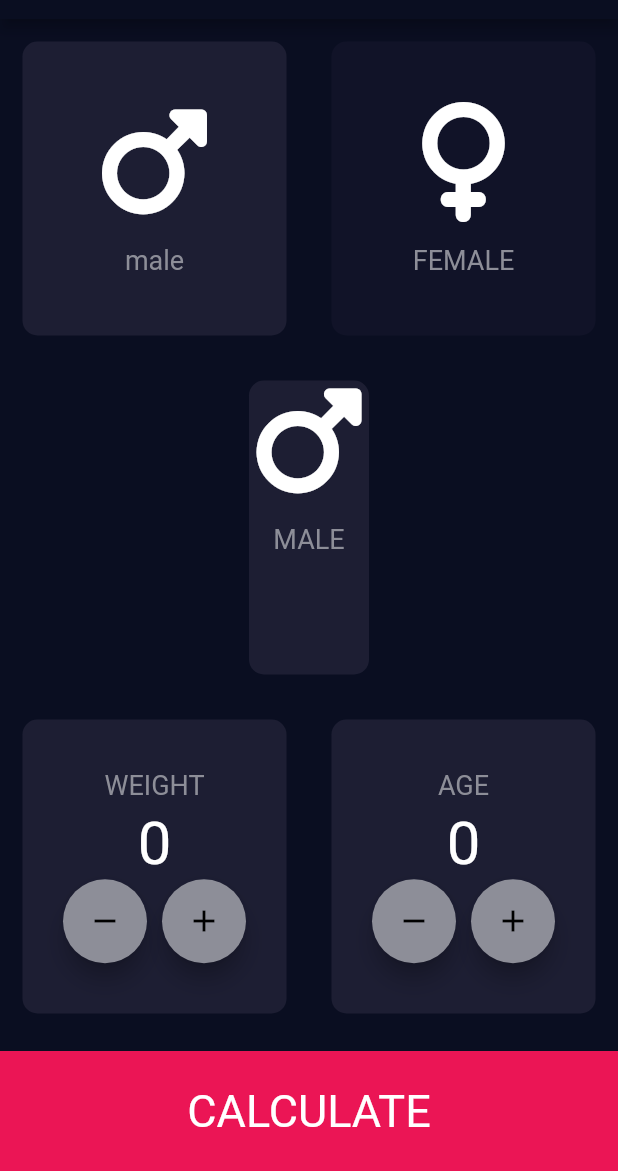
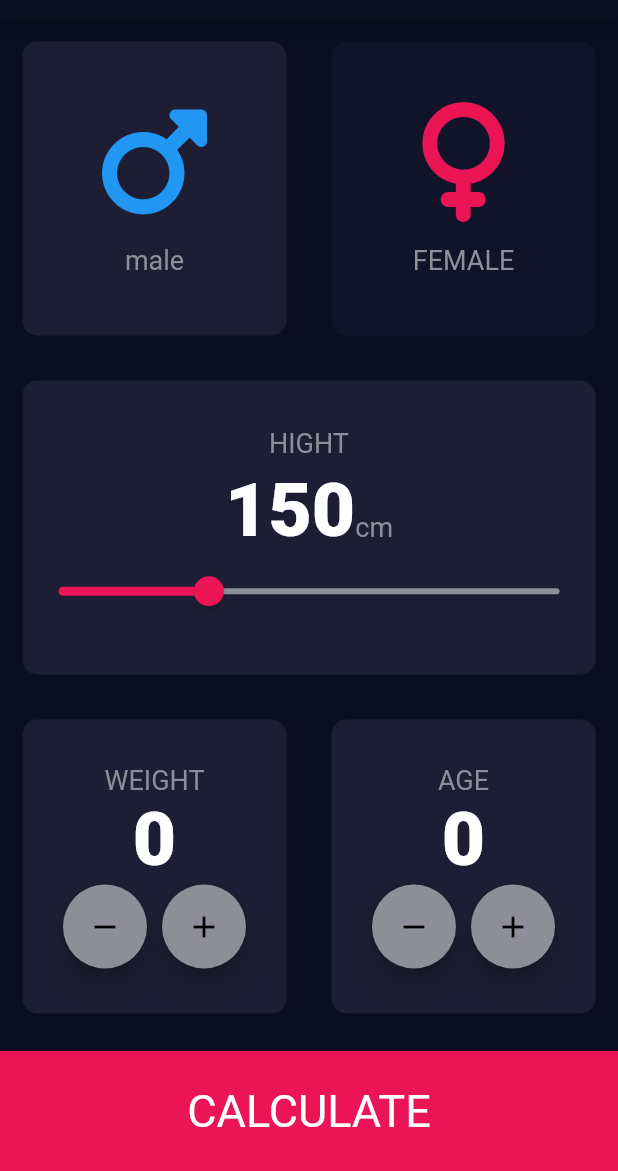
Before and after one commit to Ahmed-T-A/bmi_calculator_Flutter, a Flutter app: the screen it shows after launch, after a tap on "male", on a phone screen of 412 x 824 dp, the part 65-1236 px from its top. Run offline on Flutter 3.47's test engine with Material 2 defaults, Android fonts, the phone set to English and light mode, and no system bars; our stand-ins replace font_awesome_flutter.

```diff
--- /dev/null
+++ b/lib/constatnts.dart
@@ -0,0 +1,16 @@
+import 'package:flutter/material.dart';
+
+const kBottomContainerHight = 80.0;
+const kBottomContainerColor = Color(0xFFEB1555);
+const kActiveCardColour = Color(0xFF1D1E33);
+const kInactiveCsrdColour = Color(0xFF111328);
+const kContainerLableColor = Color(0xFF8D8E98);
+const kIconSize = 80.0;
+const kLableTextStyle = TextStyle(
+  fontSize: 18,
+  color: Color(0xFF8D8E98),
+);
+const kNumberTextStyle = TextStyle(
+  fontSize: 50.0,
+  fontWeight: FontWeight.w900,
+);
--- a/lib/icon_content.dart
+++ b/lib/icon_content.dart
@@ -1,13 +1,14 @@
 import 'package:flutter/material.dart';
-
-const containerLableColor = Color(0xFF8D8E98);
-const lableTextStyle = TextStyle(fontSize: 18, color: containerLableColor);
-const iconSize = 80.0;
+import 'constatnts.dart';
 
 class IconContent extends StatelessWidget {
   final String gender;
   final IconData genderSign;
-  IconContent({required this.gender, required this.genderSign});
+  final Color iconColor;
+  IconContent(
+      {required this.gender,
+      required this.genderSign,
+      required this.iconColor});
 
   @override
   Widget build(BuildContext context) {
@@ -16,10 +17,11 @@ class IconContent extends StatelessWidget {
       children: [
         Icon(
           genderSign,
-          size: iconSize,
+          size: kIconSize,
+          color: iconColor,
         ),
         SizedBox(height: 15),
-        Text(gender, style: lableTextStyle),
+        Text(gender, style: kLableTextStyle),
       ],
     );
   }
--- a/lib/input_page.dart
+++ b/lib/input_page.dart
@@ -2,12 +2,12 @@ import 'package:flutter/material.dart';
 import 'package:font_awesome_flutter/font_awesome_flutter.dart';
 import 'reusable_card.dart';
 import 'icon_content.dart';
+import 'constatnts.dart';
 
-const bottomContainerHight = 80.0;
-const bottomContainerColor = Color(0xFFEB1555);
-const activeCardColour = Color(0xFF1D1E33);
-const inactiveCsrdColour = Color(0xFF111328);
-const containerLableColor = Color(0xFF8D8E98);
+enum GenderType {
+  male,
+  female,
+}
 
 class InputPage extends StatefulWidget {
   @override
@@ -17,27 +17,8 @@ class InputPage extends StatefulWidget {
 class _InputPageState extends State<InputPage> {
   int age = 0;
   int weight = 0;
-  Color maleCardColour = inactiveCsrdColour;
-  Color femaleCardColour = inactiveCsrdColour;
-
-  // 1 == male, 2 == female
-  void updateColour(int gender) {
-    if (gender == 1) {
-      if (maleCardColour == inactiveCsrdColour) {
-        maleCardColour = activeCardColour;
-        femaleCardColour = inactiveCsrdColour;
-      } else {
-        maleCardColour = inactiveCsrdColour;
-      }
-    } else {
-      if (femaleCardColour == inactiveCsrdColour) {
-        femaleCardColour = activeCardColour;
-        maleCardColour = inactiveCsrdColour;
-      } else {
-        femaleCardColour = inactiveCsrdColour;
-      }
-    }
-  }
+  int hight = 150;
+  GenderType? selectedGender;
 
   @override
   Widget build(BuildContext context) {
@@ -48,38 +29,43 @@ class _InputPageState extends State<InputPage> {
         ),
       ),
       body: Column(
+        crossAxisAlignment: CrossAxisAlignment.stretch,
         children: [
           Expanded(
             child: Row(
               children: [
                 Expanded(
-                  child: GestureDetector(
-                    onTap: () {
+                  child: ReusableCard(
+                    onPress: () {
                       setState(() {
-                        updateColour(1);
+                        selectedGender = GenderType.male;
                       });
                     },
-                    child: ReusableCard(
-                      cardChild: IconContent(
-                          gender: "male", genderSign: FontAwesomeIcons.mars),
-                      colour: maleCardColour,
+                    cardChild: IconContent(
+                      gender: "male",
+                      genderSign: FontAwesomeIcons.mars,
+                      iconColor: Colors.blue,
                     ),
+                    colour: selectedGender == GenderType.male
+                        ? kActiveCardColour
+                        : kInactiveCsrdColour,
                   ),
                 ),
                 Expanded(
-                  child: GestureDetector(
-                    onTap: () {
+                  child: ReusableCard(
+                    onPress: () {
                       setState(() {
-                        updateColour(2);
+                        selectedGender = GenderType.female;
                       });
                     },
-                    child: ReusableCard(
-                      cardChild: IconContent(
-                        gender: "FEMALE",
-                        genderSign: FontAwesomeIcons.venus,
-                      ),
-                      colour: femaleCardColour,
+                    cardChild: IconContent(
+                      gender: "FEMALE",
+                      genderSign: FontAwesomeIcons.venus,
+                      iconColor: kBottomContainerColor,
                     ),
+                    colour: selectedGender == GenderType.female
+                        ? kActiveCardColour
+                        : kInactiveCsrdColour,
                   ),
                 ),
               ],
@@ -88,22 +74,45 @@ class _InputPageState extends State<InputPage> {
           Expanded(
             child: ReusableCard(
               cardChild: Column(
+                mainAxisAlignment: MainAxisAlignment.center,
                 children: [
-                  Icon(
-                    FontAwesomeIcons.mars,
-                    size: 80.0,
-                  ),
-                  SizedBox(height: 15),
                   Text(
-                    "MALE",
+                    'HIGHT',
                     style: TextStyle(
                       fontSize: 18,
-                      color: Color(0xFF8D8E98),
+                      color: kContainerLableColor,
                     ),
                   ),
+                  SizedBox(
+                    height: 5,
+                  ),
+                  Row(
+                    crossAxisAlignment: CrossAxisAlignment.baseline,
+                    mainAxisAlignment: MainAxisAlignment.center,
+                    textBaseline: TextBaseline.alphabetic,
+                    children: [
+                      Text(
+                        hight.toString(),
+                        style: kNumberTextStyle,
+                      ),
+                      const Text('cm', style: kLableTextStyle),
+                    ],
+                  ),
+                  Slider(
+                    value: hight.toDouble(),
+                    min: 120,
+                    max: 220,
+                    activeColor: Color(0xFFEB1555),
+                    inactiveColor: Color(0xFF8D8E98),
+                    onChanged: (double newValue) {
+                      setState(() {
+                        hight = newValue.round();
+                      });
+                    },
+                  )
                 ],
               ),
-              colour: activeCardColour,
+              colour: kActiveCardColour,
             ),
           ),
           Expanded(
@@ -118,13 +127,12 @@ class _InputPageState extends State<InputPage> {
                           'WEIGHT',
                           style: TextStyle(
                             fontSize: 18,
-                            color: containerLableColor,
+                            color: kContainerLableColor,
                           ),
                         ),
-                        SizedBox(height: 5),
                         Text(
                           weight.toString(),
-                          style: TextStyle(fontSize: 40),
+                          style: kNumberTextStyle,
                         ),
                         Row(
                           mainAxisAlignment: MainAxisAlignment.center,
@@ -156,7 +164,7 @@ class _InputPageState extends State<InputPage> {
                         ),
                       ],
                     ),
-                    colour: activeCardColour,
+                    colour: kActiveCardColour,
                   ),
                 ),
                 Expanded(
@@ -164,17 +172,16 @@ class _InputPageState extends State<InputPage> {
                     cardChild: Column(
                       mainAxisAlignment: MainAxisAlignment.center,
                       children: [
-                        Text(
+                        const Text(
                           'AGE',
                           style: TextStyle(
                             fontSize: 18,
-                            color: containerLableColor,
+                            color: kContainerLableColor,
                           ),
                         ),
-                        SizedBox(height: 5),
                         Text(
                           age.toString(),
-                          style: TextStyle(fontSize: 40),
+                          style: kNumberTextStyle,
                         ),
                         Row(
                           mainAxisAlignment: MainAxisAlignment.center,
@@ -206,7 +213,7 @@ class _InputPageState extends State<InputPage> {
                         ),
                       ],
                     ),
-                    colour: activeCardColour,
+                    colour: kActiveCardColour,
                   ),
                 ),
               ],
@@ -219,10 +226,10 @@ class _InputPageState extends State<InputPage> {
                 style: TextStyle(fontSize: 30),
               ),
             ),
-            color: bottomContainerColor,
+            color: kBottomContainerColor,
             margin: EdgeInsets.only(top: 10),
             width: double.infinity,
-            height: bottomContainerHight,
+            height: kBottomContainerHight,
           ),
         ],
       ),
@@ -235,7 +242,7 @@ class _InputPageState extends State<InputPage> {
       children: [
         Text(
           cardName,
-          style: TextStyle(fontSize: 18, color: containerLableColor),
+          style: TextStyle(fontSize: 18, color: kContainerLableColor),
         ),
         SizedBox(height: 5),
         Text(
@@ -255,7 +262,7 @@ class _InputPageState extends State<InputPage> {
                   }
                 });
               },
-              backgroundColor: containerLableColor,
+              backgroundColor: kContainerLableColor,
               child: Icon(Icons.remove),
             ),
             SizedBox(
@@ -267,7 +274,7 @@ class _InputPageState extends State<InputPage> {
                   variableName++;
                 });
               },
-              backgroundColor: containerLableColor,
+              backgroundColor: kContainerLableColor,
               child: Icon(Icons.add),
             ),
           ],
--- a/lib/reusable_card.dart
+++ b/lib/reusable_card.dart
@@ -4,19 +4,23 @@ const marginInsets = 15.0;
 const borderRadiusNumber = 10.0;
 
 class ReusableCard extends StatelessWidget {
-  late final Color colour;
-  late final Widget cardChild;
+  final Color? colour;
+  final Widget? cardChild;
+  final void Function()? onPress;
 
-  ReusableCard({required this.colour, required this.cardChild});
+  const ReusableCard({super.key, this.colour, this.cardChild, this.onPress});
 
   @override
   Widget build(BuildContext context) {
-    return Container(
-      child: cardChild,
-      margin: EdgeInsets.all(marginInsets),
-      decoration: BoxDecoration(
-        borderRadius: BorderRadius.circular(borderRadiusNumber),
-        color: colour,
+    return GestureDetector(
+      onTap: onPress,
+      child: Container(
+        margin: const EdgeInsets.all(marginInsets),
+        decoration: BoxDecoration(
+          borderRadius: BorderRadius.circular(borderRadiusNumber),
+          color: colour,
+        ),
+        child: cardChild,
       ),
     );
   }
```
